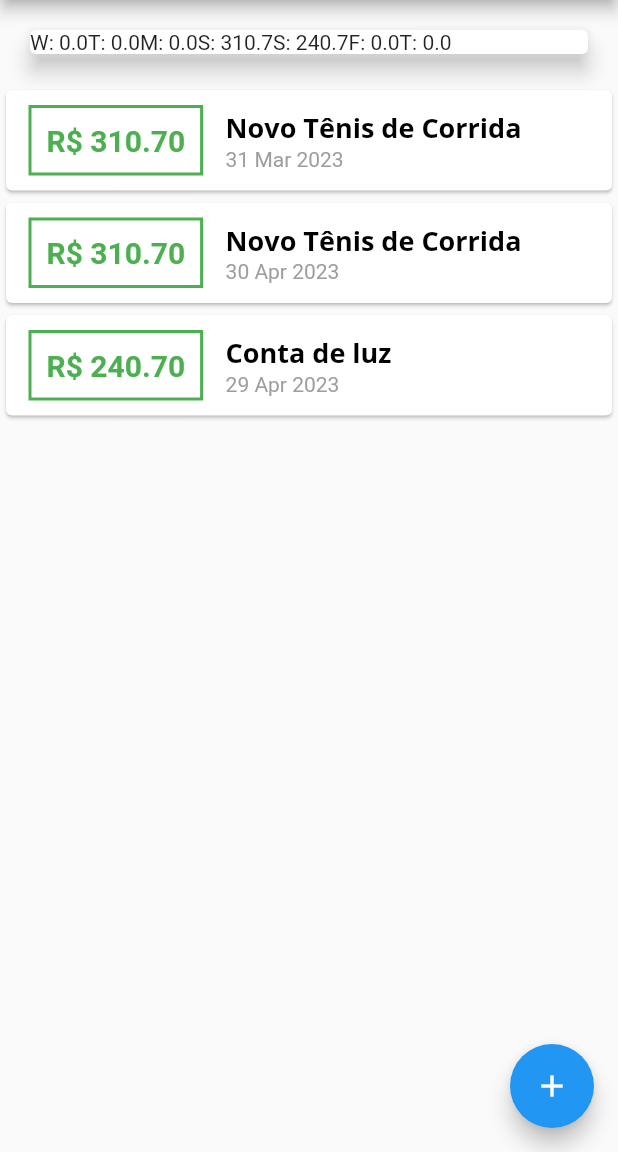
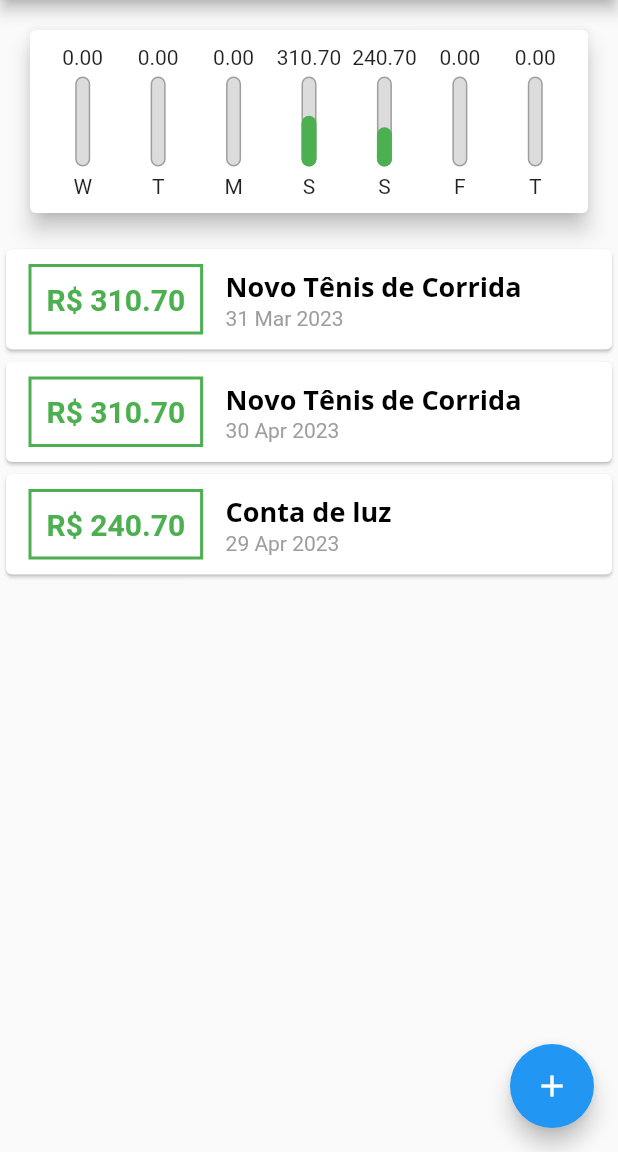
Before and after one commit to maxswell-yoo/Expanses-App, a Flutter app: the screen it shows after launch, on a phone screen of 412 x 824 dp, the part 84-1236 px from its top. Run offline on Flutter 3.47's test engine with Material 2 defaults, Android fonts, the phone set to English and light mode, and no system bars.

Commit message:
Resolvendo problemas de responsividade do gráfico semanal

```diff
--- a/lib/components/chart.dart
+++ b/lib/components/chart.dart
@@ -1,3 +1,4 @@
+import 'package:expenses/components/chart_bar.dart';
 import 'package:flutter/material.dart';
 import 'package:expenses/models/transaction.dart';
 import 'package:intl/intl.dart';
@@ -21,13 +22,16 @@ class Chart extends StatelessWidget {
         }
       }
 
-      print(DateFormat.E().format(weekDay)[0]);
-      print(totalSum);
-
       return {
         'day': DateFormat.E().format(weekDay)[0],
         'value': totalSum,
       };
+    });
+  }
+
+  double get _weekTotalValue {
+    return groupTransactions.fold(0.0, (acc, item) {
+      return acc + (item['value'] as double);
     });
   }
 
@@ -39,10 +43,19 @@ class Chart extends StatelessWidget {
     return Card(
       elevation: 6,
       margin: const EdgeInsets.all(20),
-      child: Row(
-        children: groupTransactions.map((tr) {
-          return Text("${tr['day']}: ${tr['value']}");
-        }).toList(),
+      child: Padding(
+        padding: const EdgeInsets.all(10),
+        child: Row(
+          mainAxisAlignment: MainAxisAlignment.spaceAround,
+          children: groupTransactions.map((tr) {
+            return Flexible(
+              fit: FlexFit.tight,
+              child: ChartBar(label: tr['day'].toString(),
+              value: (tr['value'] as double),
+              percentage: (tr['value'] as double) / _weekTotalValue,),
+            );
+          }).toList(),
+        ),
       ),
     );
   }
--- /dev/null
+++ b/lib/components/chart_bar.dart
@@ -0,0 +1,54 @@
+import 'package:flutter/material.dart';
+
+class ChartBar extends StatelessWidget {
+  final String? label;
+  final double? value;
+  final double? percentage;
+
+  const ChartBar({
+    this.label,
+    this.value,
+    this.percentage,
+    super.key,
+  });
+
+  @override
+  Widget build(BuildContext context) {
+    return Column(
+      children: <Widget>[
+        FittedBox(child: Text('${value!.toStringAsFixed(2)}')),
+        const SizedBox(height: 5),
+           SizedBox(
+            height: 60,
+            width: 10,
+            child: Stack(
+              alignment: Alignment.bottomCenter,
+              children: <Widget>[
+                Container(
+                  decoration: BoxDecoration(
+                  border: Border.all(
+                    color: Colors.grey,
+                    width: 1.0,
+                  ),
+                  color: const Color.fromRGBO(220, 220, 220, 1),
+                  borderRadius: BorderRadius.circular(5),
+                  ),
+                ),
+                FractionallySizedBox(
+                  heightFactor: percentage,
+                  child: Container(
+                    decoration: BoxDecoration(
+                      color: Theme.of(context).colorScheme.primary,
+                      borderRadius: BorderRadius.circular(5),
+                    ),
+                  ),
+                ),
+              ],
+            ),
+          ),
+        const SizedBox(height: 5),
+        Text(label!)
+      ],
+    );
+  }
+}
```
